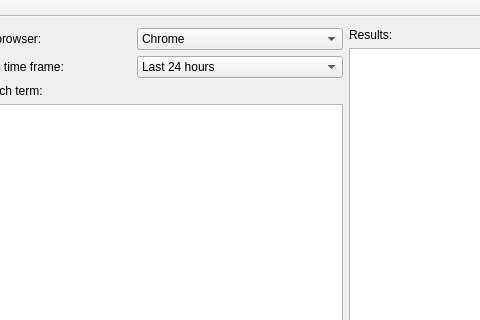
Above: SearchBrowser/searchbrowser.ui from damian-tomczak/SearchBrowser before the change; both pictures show x 87 to 567 and y 0 to 320 of the 865 by 452 pixel window. Below: the same form after it.
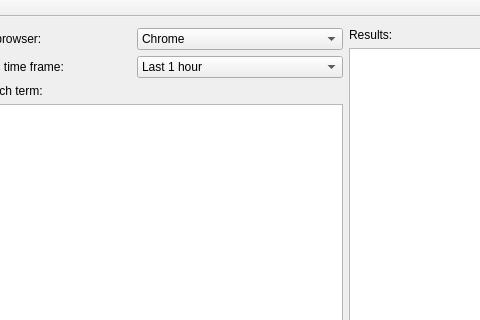
That is the form after the change.

Patch:
```diff
--- a/SearchBrowser/searchbrowser.ui
+++ b/SearchBrowser/searchbrowser.ui
@@ -48,6 +48,11 @@
         </item>
         <item>
          <widget class="QComboBox" name="Time">
+          <item>
+           <property name="text">
+            <string>Last 1 hour</string>
+           </property>
+          </item>
           <item>
            <property name="text">
             <string>Last 24 hours</string>
```
